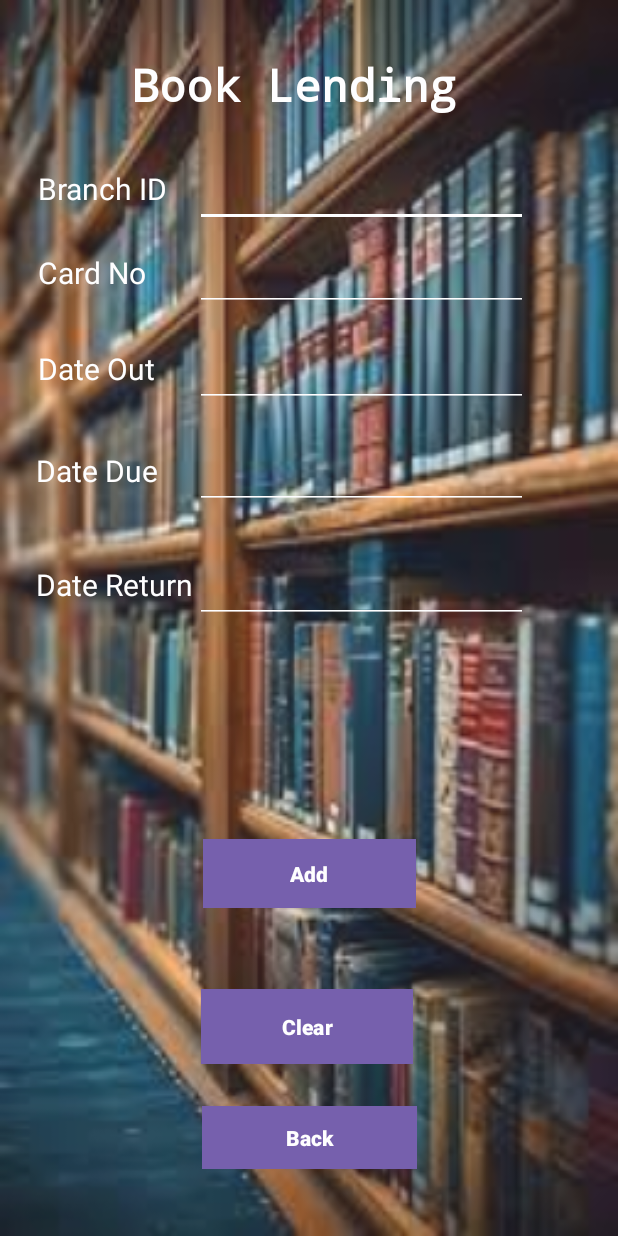
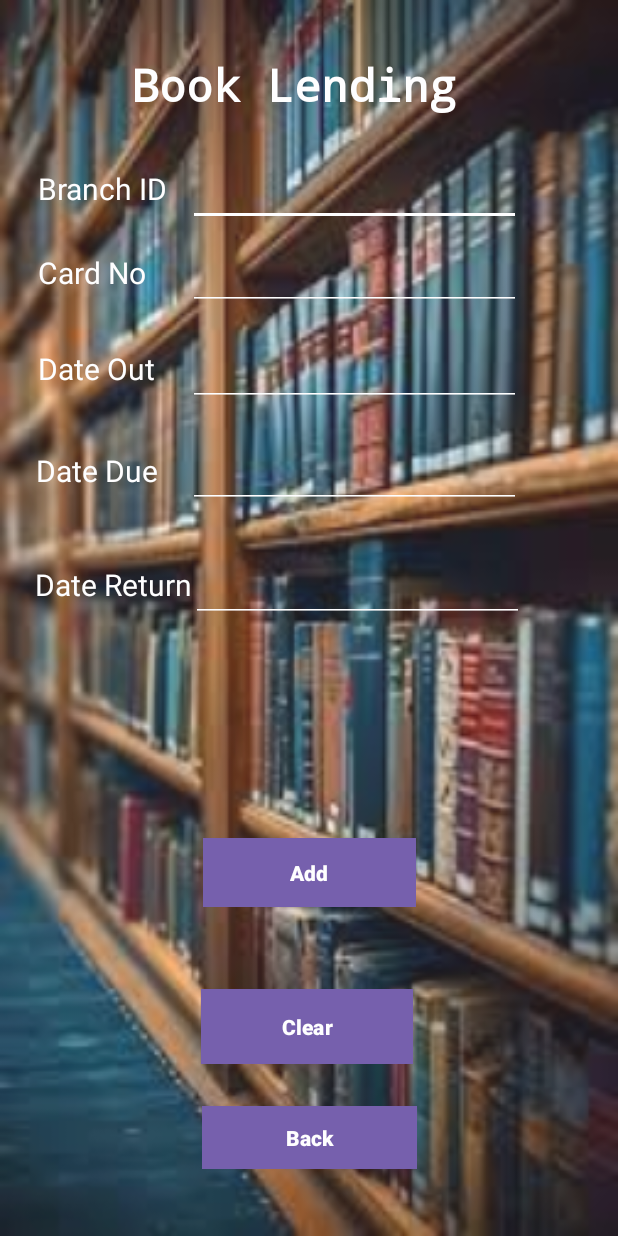
Before and after one commit to NavinduMadusanka/Assignment7-MIT3206-22550119, an Android app: the Lending screen opened directly, with no data from a screen before it, on a phone screen of 412 x 824 dp. Run offline under Robolectric (Android 15) with nearby library versions, the phone set to English and light mode, and no system bars.

Commit message:
Initial Commit

```diff
--- a/app/src/main/res/layout/activity_lending.xml
+++ b/app/src/main/res/layout/activity_lending.xml
@@ -38,8 +38,8 @@
         android:id="@+id/txtBranchIDBook"
         android:layout_width="222dp"
         android:layout_height="39dp"
-        android:layout_marginStart="130dp"
-        android:layout_marginTop="112dp"
+        android:layout_marginStart="125dp"
+        android:layout_marginTop="111dp"
         android:backgroundTint="@color/ic_launcher_background"
         android:ems="10"
         android:inputType="textPersonName"
@@ -63,8 +63,8 @@
         android:id="@+id/txtCardNoBook"
         android:layout_width="222dp"
         android:layout_height="39dp"
-        android:layout_marginStart="130dp"
-        android:layout_marginTop="168dp"
+        android:layout_marginStart="125dp"
+        android:layout_marginTop="167dp"
         android:backgroundTint="@color/ic_launcher_background"
         android:ems="10"
         android:inputType="textPersonName"
@@ -88,8 +88,8 @@
         android:id="@+id/txtDateout"
         android:layout_width="222dp"
         android:layout_height="39dp"
-        android:layout_marginStart="130dp"
-        android:layout_marginTop="232dp"
+        android:layout_marginStart="125dp"
+        android:layout_marginTop="231dp"
         android:backgroundTint="@color/ic_launcher_background"
         android:ems="10"
         android:inputType="textPersonName"
@@ -113,8 +113,8 @@
         android:id="@+id/txtDaeDue"
         android:layout_width="222dp"
         android:layout_height="39dp"
-        android:layout_marginStart="130dp"
-        android:layout_marginTop="300dp"
+        android:layout_marginStart="125dp"
+        android:layout_marginTop="299dp"
         android:backgroundTint="@color/ic_launcher_background"
         android:ems="10"
         android:inputType="textPersonName"
@@ -126,7 +126,7 @@
         android:id="@+id/txtDate3"
         android:layout_width="120dp"
         android:layout_height="36dp"
-        android:layout_marginStart="24dp"
+        android:layout_marginStart="23dp"
         android:layout_marginTop="376dp"
         android:text="Date Return"
         android:textColor="@color/ic_launcher_background"
@@ -138,8 +138,8 @@
         android:id="@+id/txtDateReturn"
         android:layout_width="222dp"
         android:layout_height="39dp"
-        android:layout_marginStart="130dp"
-        android:layout_marginTop="376dp"
+        android:layout_marginStart="127dp"
+        android:layout_marginTop="375dp"
         android:backgroundTint="@color/ic_launcher_background"
         android:ems="10"
         android:inputType="textPersonName"
--- a/app/src/main/res/layout/activity_manage_branch.xml
+++ b/app/src/main/res/layout/activity_manage_branch.xml
@@ -39,7 +39,7 @@
         android:layout_width="222dp"
         android:layout_height="39dp"
         android:layout_marginStart="120dp"
-        android:layout_marginTop="100dp"
+        android:layout_marginTop="99dp"
         android:backgroundTint="@color/ic_launcher_background"
         android:ems="10"
         android:inputType="textPersonName"
@@ -64,7 +64,7 @@
         android:layout_width="222dp"
         android:layout_height="39dp"
         android:layout_marginStart="120dp"
-        android:layout_marginTop="168dp"
+        android:layout_marginTop="167dp"
         android:ems="10"
         android:inputType="textPersonName"
         android:backgroundTint="@color/ic_launcher_background"
@@ -89,7 +89,7 @@
         android:layout_width="222dp"
         android:layout_height="39dp"
         android:layout_marginStart="120dp"
-        android:layout_marginTop="248dp"
+        android:layout_marginTop="247dp"
         android:ems="10"
         android:inputType="textPersonName"
         android:backgroundTint="@color/ic_launcher_background"
--- a/app/src/main/res/layout/activity_manage_publisher.xml
+++ b/app/src/main/res/layout/activity_manage_publisher.xml
@@ -39,7 +39,7 @@
         android:layout_width="222dp"
         android:layout_height="39dp"
         android:layout_marginStart="120dp"
-        android:layout_marginTop="100dp"
+        android:layout_marginTop="99dp"
         android:ems="10"
         android:inputType="textPersonName"
         android:backgroundTint="@color/ic_launcher_background"
@@ -64,7 +64,7 @@
         android:layout_width="222dp"
         android:layout_height="39dp"
         android:layout_marginStart="120dp"
-        android:layout_marginTop="176dp"
+        android:layout_marginTop="175dp"
         android:ems="10"
         android:inputType="textPersonName"
         android:backgroundTint="@color/ic_launcher_background"
@@ -89,7 +89,7 @@
         android:layout_width="wrap_content"
         android:layout_height="wrap_content"
         android:layout_marginStart="120dp"
-        android:layout_marginTop="244dp"
+        android:layout_marginTop="245dp"
         android:ems="10"
         android:inputType="phone"
         android:backgroundTint="@color/ic_launcher_background"
```
Also changed, not shown: app/src/main/res/layout/activity_manage_books.xml (+5 -5 lines), app/src/main/res/layout/activity_signup.xml (+7 -7 lines).
